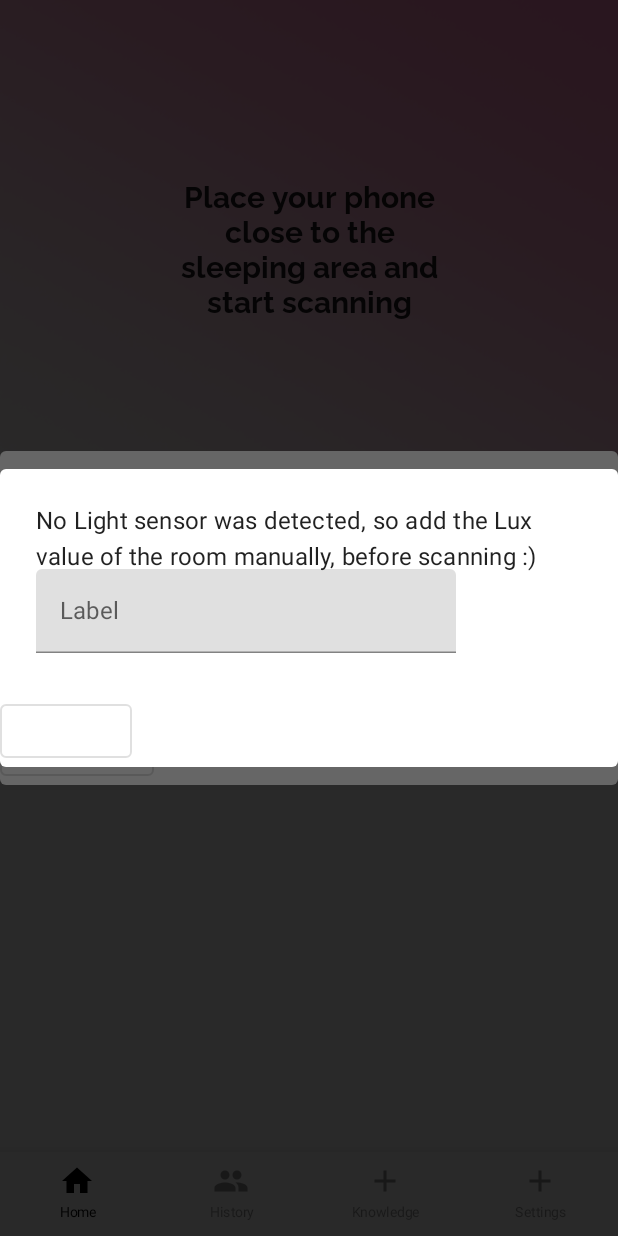
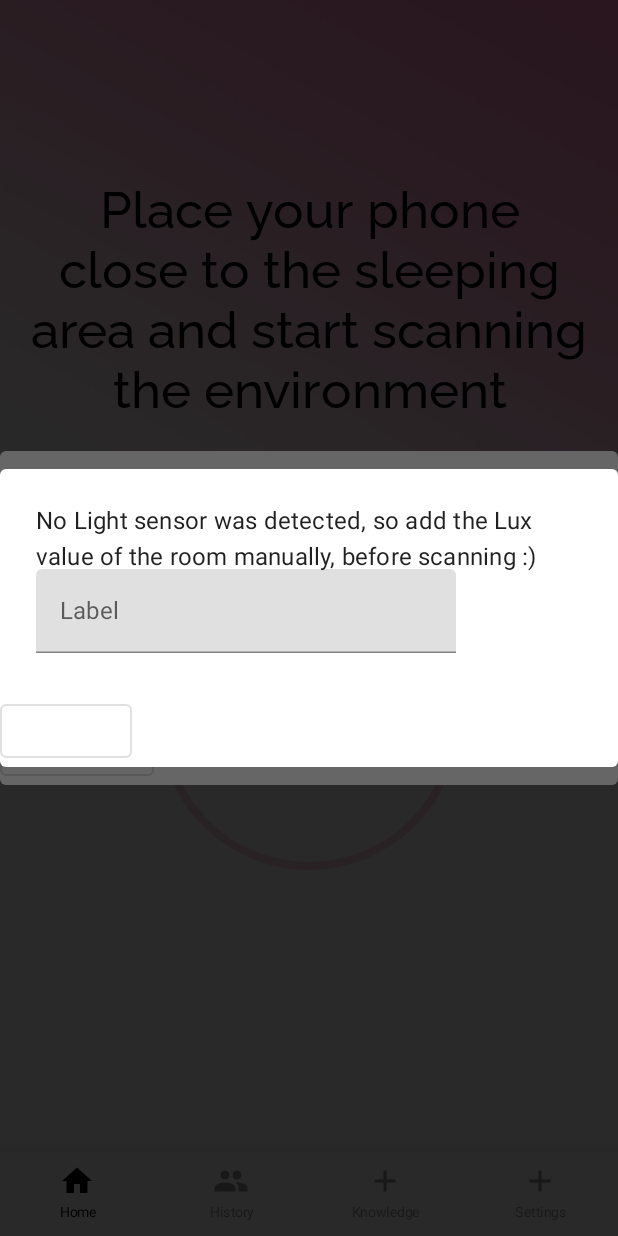
Before and after one commit to Jonnboy91/lullanap, an Android app built with Jetpack Compose: the screen it shows after launch (MainActivity), on a phone screen of 412 x 824 dp. Run offline under Robolectric (Android 15) with nearby library versions, the phone set to English and light mode, and no system bars; our stand-ins replace livedata-compose.

Commit message:
Finish UI for home view, add haptic feedback for scan button and create locales for texts in home view.

```diff
--- a/app/src/main/java/com/jonnesten/lullanap/bottomnav/BottomNavContentScreens.kt
+++ b/app/src/main/java/com/jonnesten/lullanap/bottomnav/BottomNavContentScreens.kt
@@ -24,7 +24,11 @@ import com.jonnesten.lullanap.SoundMeter
 import androidx.compose.runtime.getValue
 import androidx.compose.runtime.livedata.observeAsState
 import androidx.compose.runtime.setValue
+import androidx.compose.ui.hapticfeedback.HapticFeedbackType
+import androidx.compose.ui.platform.LocalHapticFeedback
+import androidx.compose.ui.res.stringResource
 import androidx.compose.ui.text.input.KeyboardType
+import com.jonnesten.lullanap.R
 
 
 @Composable
@@ -51,24 +55,41 @@ fun HomeScreen(tempValue: Float?, lightValue: Float?, SensorViewModel: SensorVie
             .padding(top = 120.dp)
     ) {
         Text(
-            text = "Place your phone close to the sleeping area and start scanning",
-            fontWeight = FontWeight.Bold,
-            modifier = Modifier.align(Alignment.CenterHorizontally).width(200.dp) .padding(bottom = 100.dp),
+            text = stringResource(R.string.home_title),
+            color = MaterialTheme.colors.onPrimary,
+            fontWeight = FontWeight.Medium,
+            modifier = Modifier
+                .align(Alignment.CenterHorizontally)
+                .padding(
+                    bottom = 100.dp,
+                    start = 20.dp,
+                    end = 20.dp,
+                ),
             textAlign = TextAlign.Center,
-            fontSize = 20.sp,
+            fontSize = 34.sp,
         )
+        val haptic = LocalHapticFeedback.current
         OutlinedButton(
             onClick = {
+                haptic.performHapticFeedback(HapticFeedbackType.LongPress)
                 SensorViewModel.isClicked(true)
                 Log.d("scanValues:", "${"Show the value that is $tempValue"}, ${SensorViewModel.clicked.value}")
                 Log.d("scanValues:", "${"Show the value that is $lightValue"}, ${SensorViewModel.clicked.value}")
                 },
-            border = BorderStroke(1.dp, Color.Red),
+            border = BorderStroke(5.dp, MaterialTheme.colors.secondary),
             shape = CircleShape,
-            colors = ButtonDefaults.outlinedButtonColors(contentColor = Color.Red),
-            modifier = Modifier .align(Alignment.CenterHorizontally) .width(150.dp) .height(150.dp)
+            colors = ButtonDefaults.outlinedButtonColors(contentColor = MaterialTheme.colors.secondary),
+            modifier = Modifier
+                .align(Alignment.CenterHorizontally)
+                .width(200.dp)
+                .height(200.dp)
         ){
-            Text( text = "Start" )
+            Text(
+                text = stringResource(R.string.scan_button),
+                color = MaterialTheme.colors.onPrimary,
+                fontWeight = FontWeight.Medium,
+                fontSize = 20.sp
+            )
         }
         // TODO This AlertDialog should pop up only after clicking scanning and you would be on the scanning screen
         if(addTemperature) {
@@ -198,18 +219,24 @@ fun KnowledgeScreen() {
         Icon(
             Icons.Filled.Favorite,
             contentDescription = "Favorite",
-            modifier = Modifier .align(Alignment.CenterHorizontally) .padding(top = 32.dp),
+            modifier = Modifier
+                .align(Alignment.CenterHorizontally)
+                .padding(top = 32.dp),
         )
         Text(
             text = "Ideal: 80-120 Lux",
             fontWeight = FontWeight.Bold,
-            modifier = Modifier.align(Alignment.CenterHorizontally) .padding(bottom = 16.dp),
+            modifier = Modifier
+                .align(Alignment.CenterHorizontally)
+                .padding(bottom = 16.dp),
             textAlign = TextAlign.Center,
             fontSize = 20.sp
         )
         Text(
             text = "Lorem ipsum dolor sit amet, consectetur adipiscing elit. Aliquam porttitor imperdiet id non lobortis amet pellentesque consequat. Tortor ut sed congue molestie et lorem. Sit malesuada orci, metus, lectus bibendum. Pretium, aliquam donec aliquam velit amet, magna eu, pellentesque viverra. Eu interdum duis aliquet tortor. Dictum ultrices id dictum a neque, tristique. Adipiscing odio tortor quis nam nibh cursus tellus nec. Etiam tempor elit sed mattis vitae feugiat. Luctus eros, fames orci egestas pretium.",
-            modifier = Modifier.align(Alignment.CenterHorizontally) .padding(bottom = 120.dp, start = 32.dp, end = 32.dp),
+            modifier = Modifier
+                .align(Alignment.CenterHorizontally)
+                .padding(bottom = 120.dp, start = 32.dp, end = 32.dp),
             textAlign = TextAlign.Center,
             fontSize = 14.sp
         )
@@ -221,13 +248,17 @@ fun KnowledgeScreen() {
         Text(
             text = "Ideal: 19 - 21 Celsius",
             fontWeight = FontWeight.Bold,
-            modifier = Modifier.align(Alignment.CenterHorizontally) .padding(bottom = 16.dp),
+            modifier = Modifier
+                .align(Alignment.CenterHorizontally)
+                .padding(bottom = 16.dp),
             textAlign = TextAlign.Center,
             fontSize = 20.sp
         )
         Text(
             text = "Lorem ipsum dolor sit amet, consectetur adipiscing elit. Aliquam porttitor imperdiet id non lobortis amet pellentesque consequat. Tortor ut sed congue molestie et lorem. Sit malesuada orci, metus, lectus bibendum. Pretium, aliquam donec aliquam velit amet, magna eu, pellentesque viverra. Eu interdum duis aliquet tortor. Dictum ultrices id dictum a neque, tristique. Adipiscing odio tortor quis nam nibh cursus tellus nec. Etiam tempor elit sed mattis vitae feugiat. Luctus eros, fames orci egestas pretium.",
-            modifier = Modifier.align(Alignment.CenterHorizontally) .padding(bottom = 120.dp, start = 32.dp, end = 32.dp),
+            modifier = Modifier
+                .align(Alignment.CenterHorizontally)
+                .padding(bottom = 120.dp, start = 32.dp, end = 32.dp),
             textAlign = TextAlign.Center,
             fontSize = 14.sp
         )
@@ -239,13 +270,17 @@ fun KnowledgeScreen() {
         Text(
             text = "Ideal: 50 - 60 dB",
             fontWeight = FontWeight.Bold,
-            modifier = Modifier.align(Alignment.CenterHorizontally) .padding(bottom = 16.dp),
+            modifier = Modifier
+                .align(Alignment.CenterHorizontally)
+                .padding(bottom = 16.dp),
             textAlign = TextAlign.Center,
             fontSize = 20.sp
         )
         Text(
             text = "Lorem ipsum dolor sit amet, consectetur adipiscing elit. Aliquam porttitor imperdiet id non lobortis amet pellentesque consequat. Tortor ut sed congue molestie et lorem. Sit malesuada orci, metus, lectus bibendum. Pretium, aliquam donec aliquam velit amet, magna eu, pellentesque viverra. Eu interdum duis aliquet tortor. Dictum ultrices id dictum a neque, tristique. Adipiscing odio tortor quis nam nibh cursus tellus nec. Etiam tempor elit sed mattis vitae feugiat. Luctus eros, fames orci egestas pretium.",
-            modifier = Modifier.align(Alignment.CenterHorizontally) .padding(bottom = 120.dp, start = 32.dp, end = 32.dp),
+            modifier = Modifier
+                .align(Alignment.CenterHorizontally)
+                .padding(bottom = 120.dp, start = 32.dp, end = 32.dp),
             textAlign = TextAlign.Center,
             fontSize = 14.sp
         )
--- a/app/src/main/res/values/strings.xml
+++ b/app/src/main/res/values/strings.xml
@@ -1,3 +1,5 @@
 <resources>
     <string name="app_name">LullaNap</string>
+    <string name="scan_button">Scan</string>
+    <string name="home_title">Place your phone close to the sleeping area and start scanning the environment</string>
 </resources>
```
Also changed, not shown: 1 other file.
